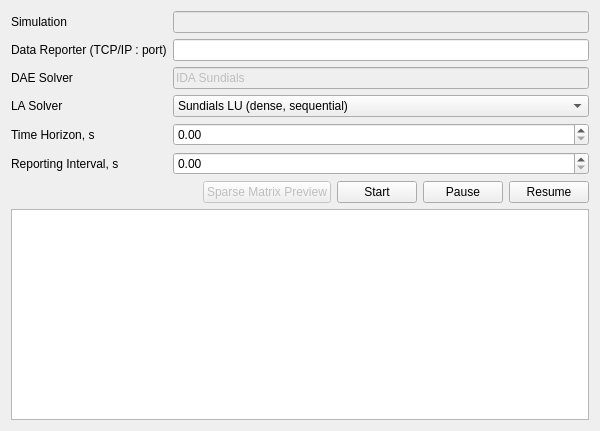
Before: the Qt Designer form trunk/python-files/daeSimulator/Simulator.ui in v1kko/daetools, drawn with Qt 5.
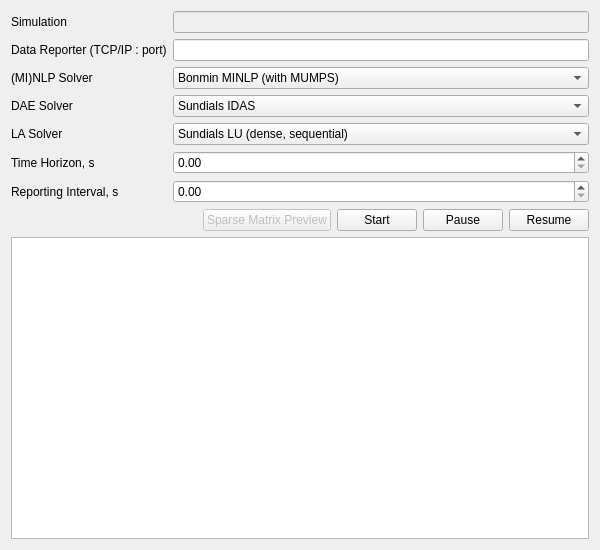
After: the same form once the commit is applied. Icons and pictures are not drawn.

The edit to the form file:
```diff
--- a/trunk/python-files/daeSimulator/Simulator.ui
+++ b/trunk/python-files/daeSimulator/Simulator.ui
@@ -7,7 +7,7 @@
     <x>0</x>
     <y>0</y>
     <width>600</width>
-    <height>431</height>
+    <height>550</height>
    </rect>
   </property>
   <property name="windowTitle">
@@ -54,28 +54,43 @@
      <item row="2" column="0">
       <widget class="QLabel" name="dAESolverLabel">
        <property name="text">
-        <string>DAE Solver</string>
+        <string>(MI)NLP Solver</string>
        </property>
       </widget>
      </item>
      <item row="2" column="1">
-      <widget class="QLineEdit" name="DAESolverLineEdit">
-       <property name="enabled">
-        <bool>false</bool>
-       </property>
-       <property name="text">
-        <string>IDA Sundials</string>
-       </property>
+      <widget class="QComboBox" name="MINLPSolverComboBox">
+       <item>
+        <property name="text">
+         <string>Bonmin MINLP (with MUMPS)</string>
+        </property>
+       </item>
       </widget>
      </item>
      <item row="3" column="0">
+      <widget class="QLabel" name="DAESolverLabel">
+       <property name="text">
+        <string>DAE Solver</string>
+       </property>
+      </widget>
+     </item>
+     <item row="3" column="1">
+      <widget class="QComboBox" name="DAESolverComboBox">
+       <item>
+        <property name="text">
+         <string>Sundials IDAS</string>
+        </property>
+       </item>
+      </widget>
+     </item>
+     <item row="4" column="0">
       <widget class="QLabel" name="LASolverLabel">
        <property name="text">
         <string>LA Solver</string>
        </property>
       </widget>
      </item>
-     <item row="3" column="1">
+     <item row="4" column="1">
       <widget class="QComboBox" name="LASolverComboBox">
        <item>
         <property name="text">
@@ -124,28 +139,28 @@
        </item>
       </widget>
      </item>
-     <item row="4" column="0">
+     <item row="5" column="0">
       <widget class="QLabel" name="TimeHorizonLabel">
        <property name="text">
         <string>Time Horizon, s</string>
        </property>
       </widget>
      </item>
-     <item row="4" column="1">
+     <item row="5" column="1">
       <widget class="QDoubleSpinBox" name="TimeHorizonDoubleSpinBox">
        <property name="maximum">
         <double>1000000000.000000000000000</double>
        </property>
       </widget>
      </item>
-     <item row="5" column="0">
+     <item row="6" column="0">
       <widget class="QLabel" name="ReportingIntervalLabel">
        <property name="text">
         <string>Reporting Interval, s</string>
        </property>
       </widget>
      </item>
-     <item row="5" column="1">
+     <item row="6" column="1">
       <widget class="QDoubleSpinBox" name="ReportingIntervalDoubleSpinBox">
        <property name="maximum">
         <double>1000000000.000000000000000</double>
```
Left out of the diff: 2 changed lines with no effect on the pictures.
